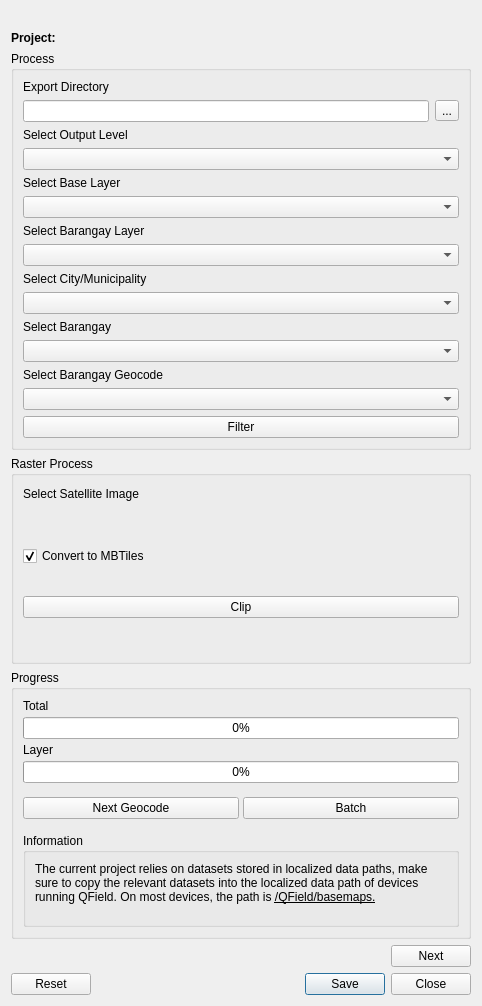
Old version of the form references/package_qfield/ui/package_dialog.ui in the repository GMD-Repository/gemma-plugin.
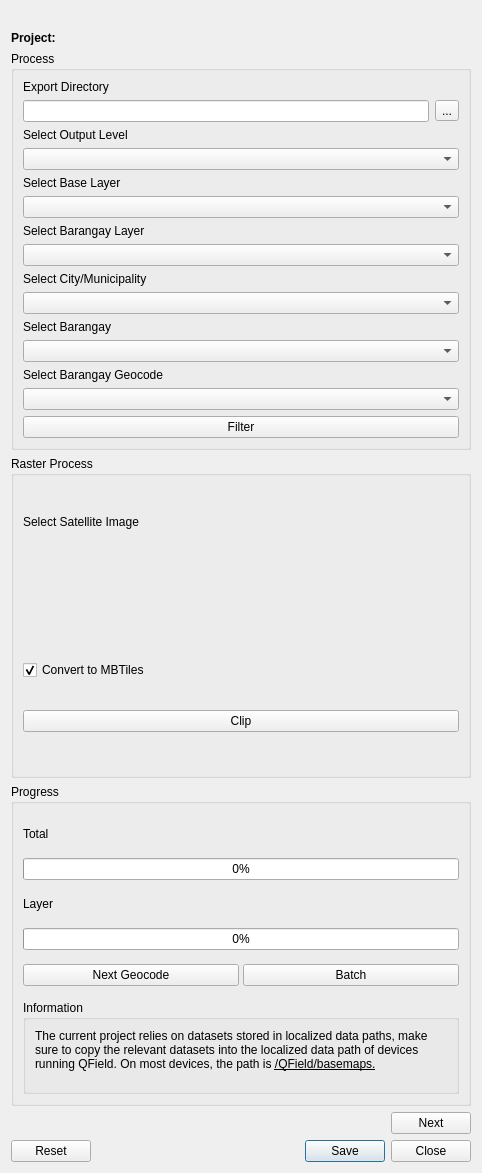
New version of the form. Icons and pictures are not drawn. Custom widgets are drawn as their Qt base class.

```diff
--- a/references/package_qfield/ui/package_dialog.ui
+++ b/references/package_qfield/ui/package_dialog.ui
@@ -7,7 +7,7 @@
     <x>0</x>
     <y>0</y>
     <width>482</width>
-    <height>989</height>
+    <height>1173</height>
    </rect>
   </property>
   <property name="windowTitle">
@@ -228,7 +228,7 @@
          <property name="flat">
           <bool>false</bool>
          </property>
-         <layout class="QGridLayout" name="gridLayout_2" rowminimumheight="0,0,0,0,0,0,0">
+         <layout class="QGridLayout" name="gridLayout_2" rowminimumheight="0,0,0,0,0,0,0,0">
           <property name="sizeConstraint">
            <enum>QLayout::SetDefaultConstraint</enum>
           </property>
```
Left out of the diff: 11 changed lines with no effect on the pictures.
